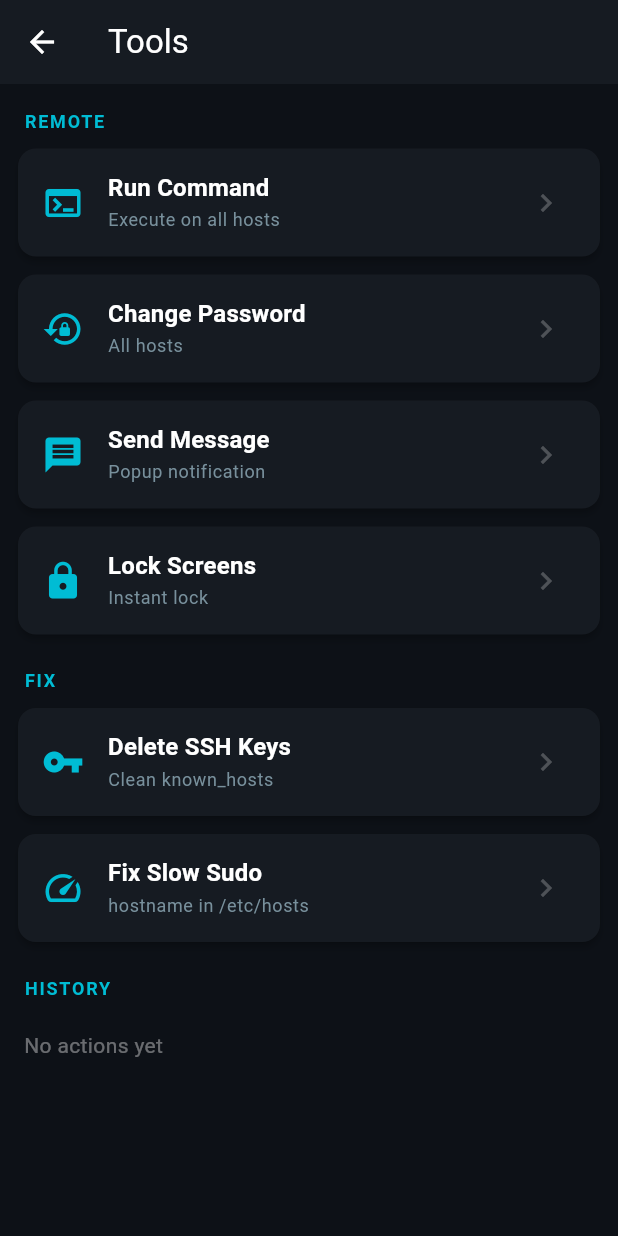
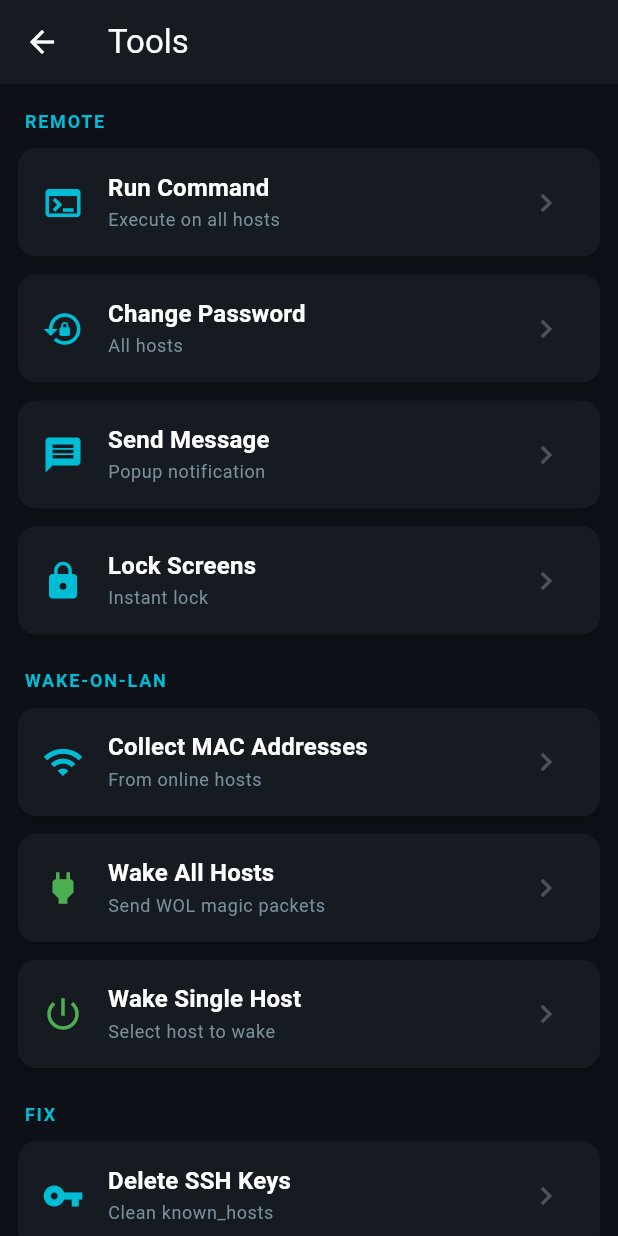
Before and after one commit to axelsarassamit/atomator-android-app, a Flutter app: the ToolsScreen screen opened directly, on a phone screen of 412 x 824 dp. Run offline on Flutter 3.47's test engine with Material 3 defaults, Android fonts, the phone set to English and light mode, and no system bars; our stand-ins replace flutter_secure_storage, shared_preferences; missing offline and left inert: dartssh2; accounts and stored records are empty.

Commit message:
v1.1.0: Add WOL (all + single), per-host creds in commands

```diff
--- a/lib/screens/tools_screen.dart
+++ b/lib/screens/tools_screen.dart
@@ -13,12 +13,19 @@ class ToolsScreen extends StatelessWidget {
 
   void _run(BuildContext context, String name, String cmd, {bool sudo = true}) {
     final hp = context.read<HostProvider>(); final jp = context.read<JobProvider>();
-    final creds = hp.credentials; if (creds == null) return;
+    if (hp.credentials == null) return;
     final hosts = hp.hosts.where((h) => h.isOnline).toList();
     if (hosts.isEmpty) { ScaffoldMessenger.of(context).showSnackBar(const SnackBar(content: Text('No online hosts.'))); return; }
     final job = jp.startJob(name);
     Navigator.push(context, MaterialPageRoute(builder: (_) => JobScreen(job: job)));
-    () async { await for (final r in SSHService.runOnAll(hosts, creds, cmd, sudo: sudo)) { jp.addResult(job, r); } jp.finishJob(job); }();
+    () async {
+      for (final h in hosts) {
+        final creds = hp.credsForHost(h);
+        final r = await SSHService.runCommand(h.ip, creds, cmd, sudo: sudo);
+        jp.addResult(job, r);
+      }
+      jp.finishJob(job);
+    }();
   }
 
   @override
@@ -29,6 +36,10 @@ class ToolsScreen extends StatelessWidget {
       ActionCard(icon: Icons.lock_reset, title: 'Change Password', subtitle: 'All hosts', onTap: () => _passDialog(context)),
       ActionCard(icon: Icons.message, title: 'Send Message', subtitle: 'Popup notification', onTap: () => _msgDialog(context)),
       ActionCard(icon: Icons.lock, title: 'Lock Screens', subtitle: 'Instant lock', onTap: () => _run(context, 'Lock Screens', Commands.lockScreen())),
+      const SectionHeader(title: 'WAKE-ON-LAN'),
+      ActionCard(icon: Icons.wifi, title: 'Collect MAC Addresses', subtitle: 'From online hosts', onTap: () { context.read<HostProvider>().collectMacAddresses(); ScaffoldMessenger.of(context).showSnackBar(const SnackBar(content: Text('Collecting MACs...'))); }),
+      ActionCard(icon: Icons.power, title: 'Wake All Hosts', subtitle: 'Send WOL magic packets', iconColor: Colors.green, onTap: () => _wol(context)),
+      ActionCard(icon: Icons.power_settings_new, title: 'Wake Single Host', subtitle: 'Select host to wake', iconColor: Colors.green, onTap: () => _wolSingle(context)),
       const SectionHeader(title: 'FIX'),
       ActionCard(icon: Icons.vpn_key, title: 'Delete SSH Keys', subtitle: 'Clean known_hosts', onTap: () => _run(context, 'Delete SSH Keys', Commands.deleteSSHKeys(), sudo: false)),
       ActionCard(icon: Icons.speed, title: 'Fix Slow Sudo', subtitle: 'hostname in /etc/hosts', onTap: () => _run(context, 'Fix Slow Sudo', Commands.fixSlowSudo())),
@@ -38,18 +49,65 @@ class ToolsScreen extends StatelessWidget {
         return Column(children: jp.history.take(20).map((j) => Card(child: ListTile(dense: true,
           leading: Icon(j.failCount > 0 ? Icons.warning : Icons.check_circle, color: j.failCount > 0 ? Colors.orange : Colors.green, size: 18),
           title: Text(j.name, style: const TextStyle(fontSize: 13)),
-          subtitle: Text('OK: ${j.okCount} | Failed: ${j.failCount}', style: const TextStyle(fontSize: 11, color: Colors.white38)),
+          subtitle: Text('OK: ' + j.okCount.toString() + ' | Failed: ' + j.failCount.toString(), style: const TextStyle(fontSize: 11, color: Colors.white38)),
           onTap: () => Navigator.push(context, MaterialPageRoute(builder: (_) => JobScreen(job: j)))))).toList());
       }),
       const SizedBox(height: 80),
     ]));
   }
 
+  void _wol(BuildContext context) {
+    final hp = context.read<HostProvider>();
+    final hostsWithMac = hp.hosts.where((h) => h.mac != null && h.mac!.isNotEmpty).toList();
+    if (hostsWithMac.isEmpty) { ScaffoldMessenger.of(context).showSnackBar(const SnackBar(content: Text('No MAC addresses. Collect them first.'))); return; }
+    final onlineHost = hp.hosts.firstWhere((h) => h.isOnline, orElse: () => hp.hosts.first);
+    final creds = hp.credsForHost(onlineHost);
+    final jp = context.read<JobProvider>();
+    final job = jp.startJob('Wake-on-LAN (all)');
+    Navigator.push(context, MaterialPageRoute(builder: (_) => JobScreen(job: job)));
+    () async {
+      for (final h in hostsWithMac) {
+        final r = await SSHService.runCommand(onlineHost.ip, creds, 'wakeonlan ' + h.mac! + ' 2>/dev/null || etherwake ' + h.mac! + ' 2>/dev/null; echo "WOL sent to ' + h.mac! + '"');
+        jp.addResult(job, SSHResult(host: h.ip, success: true, output: 'WOL sent to ' + (h.mac ?? ''), duration: r.duration));
+      }
+      jp.finishJob(job);
+    }();
+  }
+
+  void _wolSingle(BuildContext context) {
+    final hp = context.read<HostProvider>();
+    final hostsWithMac = hp.hosts.where((h) => h.mac != null).toList();
+    if (hostsWithMac.isEmpty) { ScaffoldMessenger.of(context).showSnackBar(const SnackBar(content: Text('No MAC addresses.'))); return; }
+    showDialog(context: context, builder: (_) => AlertDialog(
+      backgroundColor: const Color(0xFF161B22), title: const Text('Wake Host'),
+      content: SizedBox(width: double.maxFinite, height: 300, child: ListView.builder(
+        itemCount: hostsWithMac.length,
+        itemBuilder: (ctx, i) {
+          final h = hostsWithMac[i];
+          return ListTile(
+            title: Text(h.ip + ' (' + (h.hostname ?? '?') + ')', style: const TextStyle(fontSize: 14)),
+            subtitle: Text(h.mac ?? '', style: const TextStyle(fontSize: 11, color: Colors.white38)),
+            onTap: () { Navigator.pop(context); _sendWol(context, h); },
+          );
+        },
+      )),
+    ));
+  }
+
+  void _sendWol(BuildContext context, Host target) {
+    final hp = context.read<HostProvider>();
+    final onlineHost = hp.hosts.firstWhere((h) => h.isOnline, orElse: () => hp.hosts.first);
+    final creds = hp.credsForHost(onlineHost);
+    SSHService.runCommand(onlineHost.ip, creds, 'wakeonlan ' + target.mac! + ' 2>/dev/null || etherwake ' + target.mac! + ' 2>/dev/null').then((_) {
+      ScaffoldMessenger.of(context).showSnackBar(SnackBar(content: Text('WOL sent to ' + target.ip)));
+    });
+  }
+
   void _cmdDialog(BuildContext ctx) {
     final c = TextEditingController();
     showDialog(context: ctx, builder: (_) => AlertDialog(backgroundColor: const Color(0xFF161B22), title: const Text('Run Command'),
       content: TextField(controller: c, decoration: const InputDecoration(labelText: 'Command (root)', border: OutlineInputBorder())),
-      actions: [TextButton(onPressed: () => Navigator.pop(ctx), child: const Text('Cancel')), ElevatedButton(onPressed: () { Navigator.pop(ctx); _run(ctx, 'CMD: ${c.text}', c.text); }, child: const Text('Run'))]));
+      actions: [TextButton(onPressed: () => Navigator.pop(ctx), child: const Text('Cancel')), ElevatedButton(onPressed: () { Navigator.pop(ctx); _run(ctx, 'CMD: ' + c.text, c.text); }, child: const Text('Run'))]));
   }
 
   void _passDialog(BuildContext ctx) {
```
